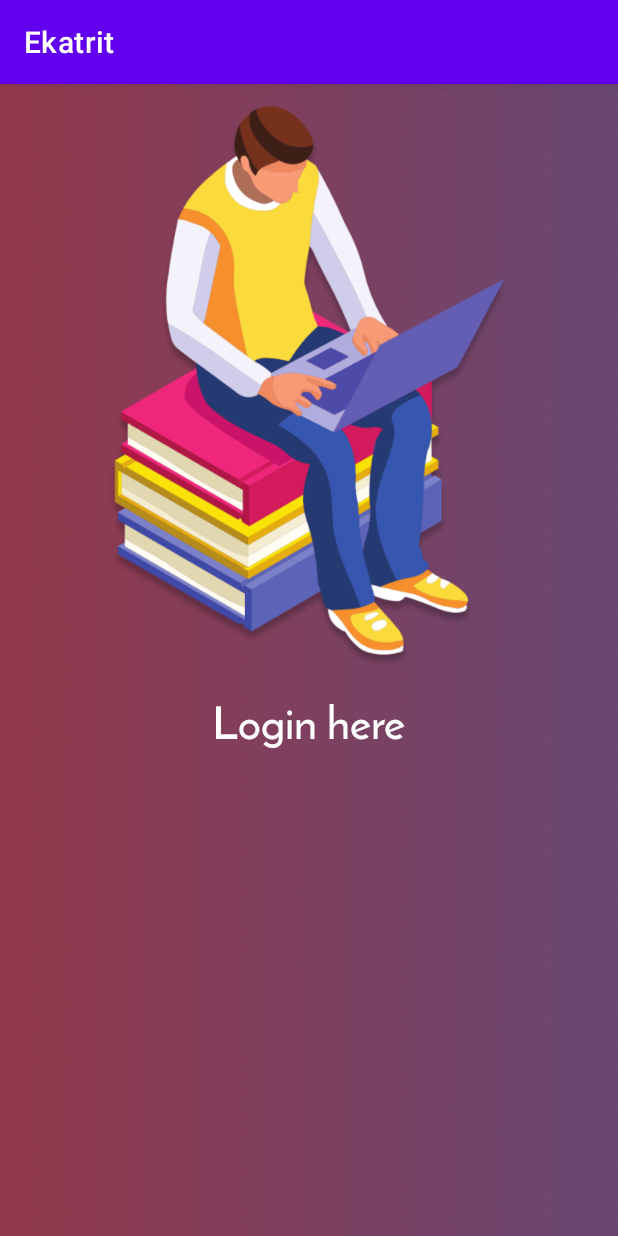
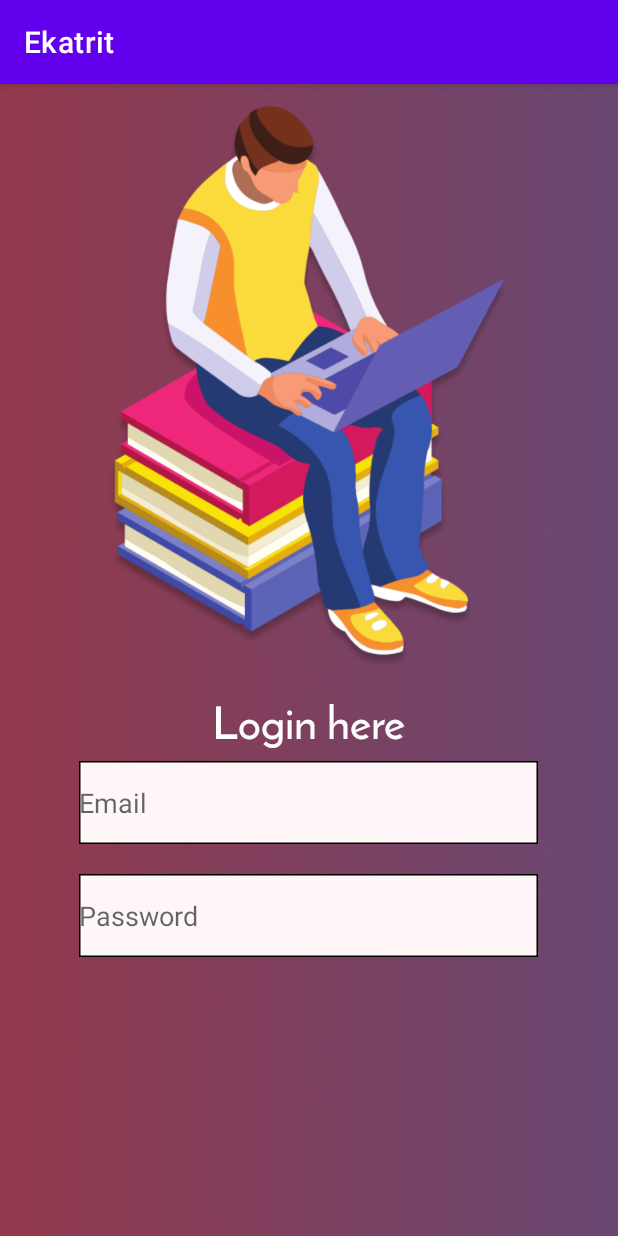
Before and after one commit to nidhisingh-1/Ekatrit, an Android app: the LoginActivity screen opened directly, with no data from a screen before it, on a phone screen of 412 x 824 dp. Run offline under Robolectric (Android 15) with nearby library versions, the phone set to English and light mode, and no system bars.

Commit message:
initial commit

```diff
--- /dev/null
+++ b/app/src/main/res/drawable/email.xml
@@ -0,0 +1,30 @@
+<?xml version="1.0" encoding="utf-8"?>
+<vector
+    xmlns:android="http://schemas.android.com/apk/res/android"
+    xmlns:aapt="http://schemas.android.com/aapt"
+    android:width="306dp"
+    android:height="55dp"
+    android:viewportWidth="306"
+    android:viewportHeight="55"
+    >
+
+    <group>
+
+        <clip-path
+            android:pathData="M0 0H306V55H0V0Z"
+            />
+
+        <path
+            android:pathData="M0 0V55H306V0"
+            android:fillColor="#FFF7F7"
+            />
+
+        <path
+            android:pathData="M0 0H306V55H0V0Z"
+            android:strokeWidth="2"
+            android:strokeColor="#000000"
+            />
+
+    </group>
+
+</vector>
--- a/app/src/main/res/layout/activity_login.xml
+++ b/app/src/main/res/layout/activity_login.xml
@@ -29,5 +29,38 @@
             android:layout_height="wrap_content">
 
         </TextView>
+
+        <EditText
+            android:background="@drawable/email"
+            android:id="@+id/rectangle_1"
+            android:layout_width="wrap_content"
+            android:layout_height="wrap_content"
+            android:layout_gravity="center"
+            android:hint="Email"
+            android:layout_alignParentLeft="true"
+            android:layout_alignParentRight="true"
+            android:layout_alignParentTop="true"
+            android:layout_alignParentBottom="true"
+            android:ems="10"
+            android:inputType="textEmailAddress" />
+
+        <EditText
+            android:layout_marginTop="20dp"
+            android:background="@drawable/email"
+            android:id="@+id/rectangle_2"
+            android:layout_width="wrap_content"
+            android:layout_height="wrap_content"
+            android:layout_gravity="center"
+            android:hint="Password"
+            android:layout_alignParentLeft="true"
+            android:layout_alignParentRight="true"
+            android:layout_alignParentTop="true"
+            android:layout_alignParentBottom="true"
+            android:ems="10"
+            android:inputType="textPassword" />
+
+
+
+
     </LinearLayout>
 </LinearLayout>
```
